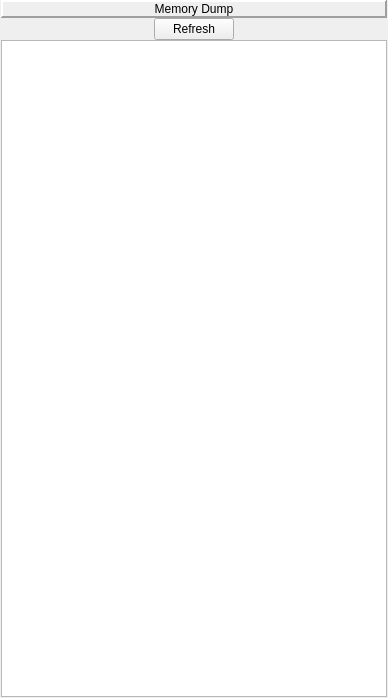
WarlockD/pep8-1, file memorydumppane.ui: the form before one commit.
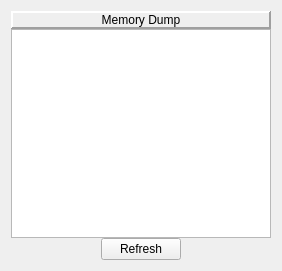
The form after the commit.

Commit message: Memory refresh button moved to bottom of panel.

Diff of the .ui file:
```diff
--- a/memorydumppane.ui
+++ b/memorydumppane.ui
@@ -6,26 +6,14 @@
    <rect>
     <x>0</x>
     <y>0</y>
-    <width>388</width>
-    <height>698</height>
+    <width>282</width>
+    <height>271</height>
    </rect>
   </property>
   <property name="windowTitle">
    <string>Form</string>
   </property>
-  <layout class="QVBoxLayout">
-   <property name="leftMargin">
-    <number>1</number>
-   </property>
-   <property name="topMargin">
-    <number>0</number>
-   </property>
-   <property name="rightMargin">
-    <number>1</number>
-   </property>
-   <property name="bottomMargin">
-    <number>1</number>
-   </property>
+  <layout class="QVBoxLayout" name="verticalLayout">
    <item>
     <layout class="QVBoxLayout">
      <property name="spacing">
@@ -50,43 +38,6 @@
        </property>
       </widget>
      </item>
-     <item>
-      <layout class="QHBoxLayout">
-       <item>
-        <spacer>
-         <property name="orientation">
-          <enum>Qt::Horizontal</enum>
-         </property>
-         <property name="sizeHint" stdset="0">
-          <size>
-           <width>40</width>
-           <height>20</height>
-          </size>
-         </property>
-        </spacer>
-       </item>
-       <item>
-        <widget class="QPushButton" name="pepMemRefreshPushButton">
-         <property name="text">
-          <string>Refresh</string>
-         </property>
-        </widget>
-       </item>
-       <item>
-        <spacer>
-         <property name="orientation">
-          <enum>Qt::Horizontal</enum>
-         </property>
-         <property name="sizeHint" stdset="0">
-          <size>
-           <width>40</width>
-           <height>20</height>
-          </size>
-         </property>
-        </spacer>
-       </item>
-      </layout>
-     </item>
      <item>
       <widget class="QTextEdit" name="pepMemoryDumpTextEdit">
        <property name="font">
@@ -108,6 +59,43 @@
        </property>
       </widget>
      </item>
+     <item>
+      <layout class="QHBoxLayout">
+       <item>
+        <spacer>
+         <property name="orientation">
+          <enum>Qt::Horizontal</enum>
+         </property>
+         <property name="sizeHint" stdset="0">
+          <size>
+           <width>40</width>
+           <height>20</height>
+          </size>
+         </property>
+        </spacer>
+       </item>
+       <item>
+        <widget class="QPushButton" name="pepMemRefreshPushButton">
+         <property name="text">
+          <string>Refresh</string>
+         </property>
+        </widget>
+       </item>
+       <item>
+        <spacer>
+         <property name="orientation">
+          <enum>Qt::Horizontal</enum>
+         </property>
+         <property name="sizeHint" stdset="0">
+          <size>
+           <width>40</width>
+           <height>20</height>
+          </size>
+         </property>
+        </spacer>
+       </item>
+      </layout>
+     </item>
     </layout>
    </item>
   </layout>
```
Left out of the diff: 1 changed line with no effect on the pictures.
